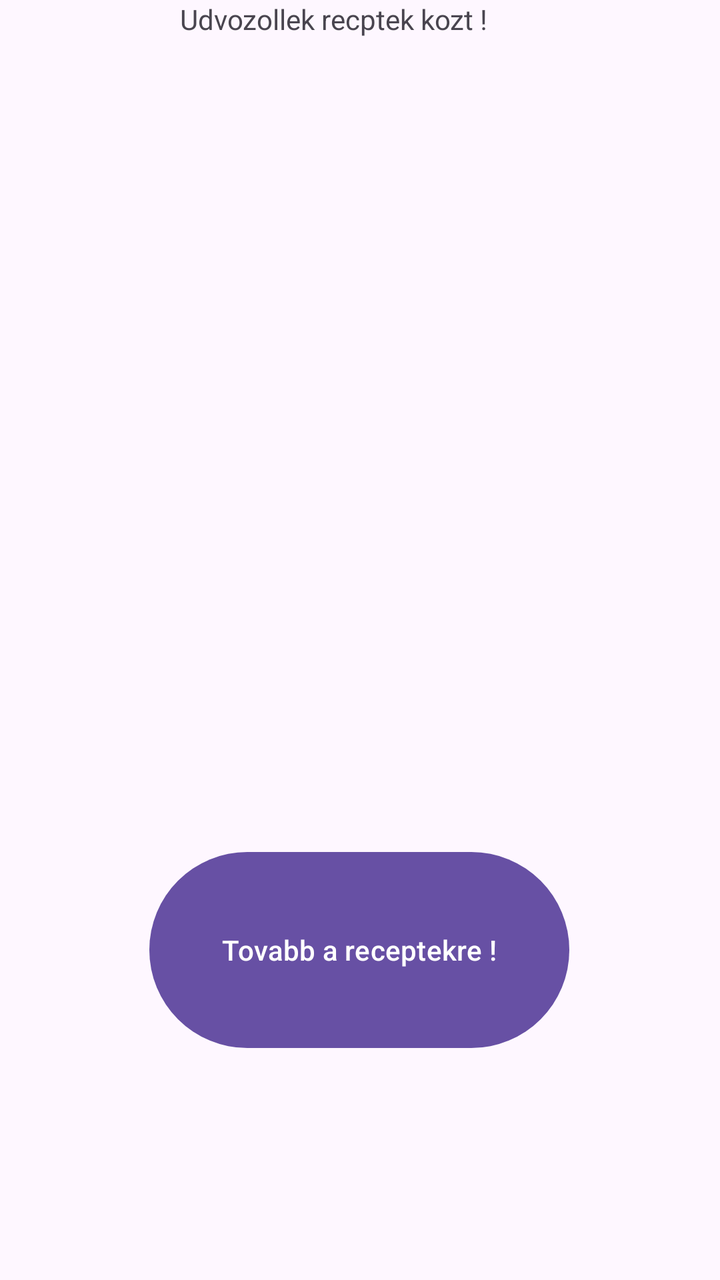
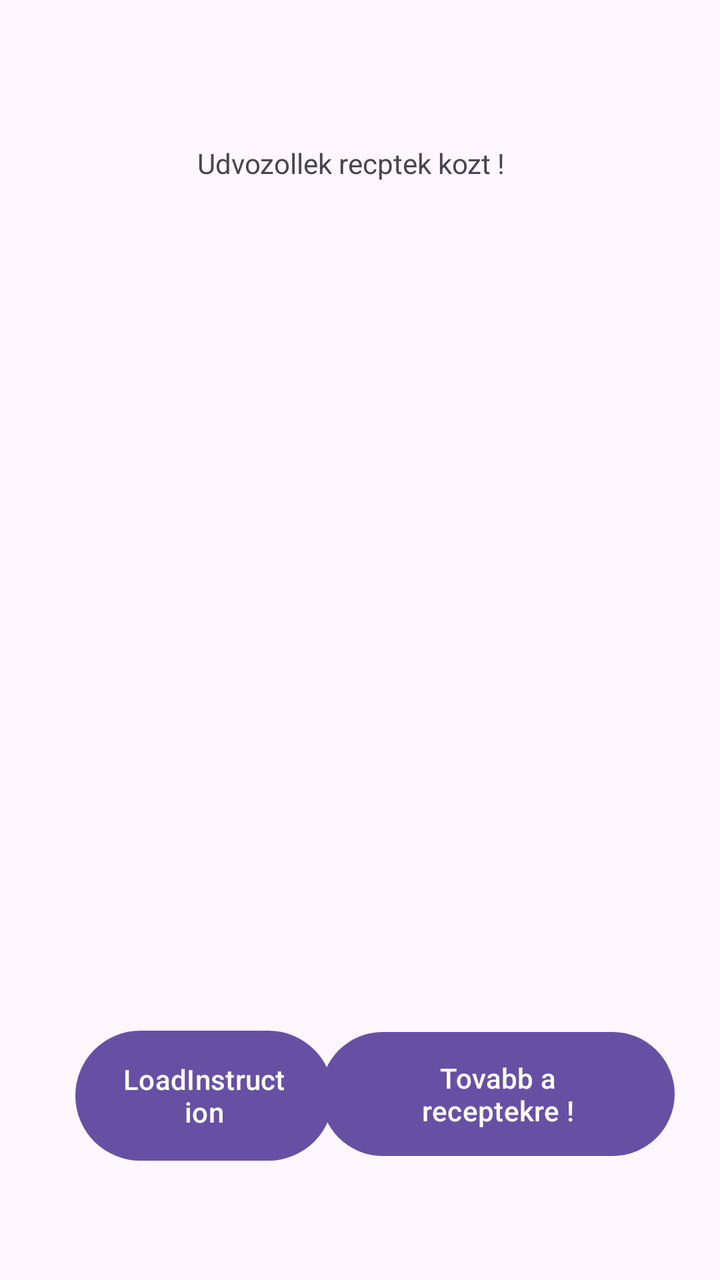

Compare the two renders of this Android layout. The source of the first and the diff that turns it into the second are given below.
<!-- AndroidManifest.xml: application theme Theme.RecipesApp -->
<!-- res/layout/fragment_recipes.xml -->
<?xml version="1.0" encoding="utf-8"?>
<androidx.constraintlayout.widget.ConstraintLayout xmlns:android="http://schemas.android.com/apk/res/android"
    xmlns:app="http://schemas.android.com/apk/res-auto"
    xmlns:tools="http://schemas.android.com/tools"
    android:layout_width="match_parent"
    android:layout_height="match_parent"
    tools:context=".ui.recipes.RecipesFragment">


    <TextView

        android:layout_width="180dp"
        android:layout_height="81dp"
        android:text="@string/reciptWelcome"
        app:layout_constraintEnd_toEndOf="parent"
        app:layout_constraintStart_toStartOf="parent"
        app:layout_constraintTop_toTopOf="parent" />

    <Button
        android:id="@+id/recipesRecipesDetailID"
        android:layout_width="210dp"
        android:layout_height="106dp"
        android:layout_marginBottom="112dp"
        android:text="@string/goToRecipes"
        app:layout_constraintBottom_toBottomOf="parent"
        app:layout_constraintEnd_toEndOf="parent"
        app:layout_constraintHorizontal_bias="0.497"
        app:layout_constraintStart_toStartOf="parent" />

</androidx.constraintlayout.widget.ConstraintLayout>
<!-- resources referenced by this layout -->
<resources>
  <string name="goToRecipes">Tovabb a receptekre  !</string>
  <string name="reciptWelcome">Udvozollek recptek kozt  !</string>
  <style name="Theme.RecipesApp" parent="Base.Theme.RecipesApp" />
  <style name="Base.Theme.RecipesApp" parent="Theme.Material3.DayNight.NoActionBar">
          
          
      </style>
</resources>

<!-- the commit's change to res/layout/fragment_recipes.xml (unified diff, before → after) -->
@@ -11,20 +11,35 @@
 
         android:layout_width="180dp"
         android:layout_height="81dp"
+        android:layout_marginTop="72dp"
         android:text="@string/reciptWelcome"
         app:layout_constraintEnd_toEndOf="parent"
+        app:layout_constraintHorizontal_bias="0.549"
         app:layout_constraintStart_toStartOf="parent"
         app:layout_constraintTop_toTopOf="parent" />
 
     <Button
         android:id="@+id/recipesRecipesDetailID"
-        android:layout_width="210dp"
-        android:layout_height="106dp"
-        android:layout_marginBottom="112dp"
+        android:layout_width="177dp"
+        android:layout_height="70dp"
         android:text="@string/goToRecipes"
         app:layout_constraintBottom_toBottomOf="parent"
         app:layout_constraintEnd_toEndOf="parent"
-        app:layout_constraintHorizontal_bias="0.497"
-        app:layout_constraintStart_toStartOf="parent" />
+        app:layout_constraintHorizontal_bias="0.876"
+        app:layout_constraintStart_toStartOf="parent"
+        app:layout_constraintTop_toTopOf="parent"
+        app:layout_constraintVertical_bias="0.898" />
+
+    <Button
+        android:id="@+id/recipesLoadInstruction"
+        android:layout_width="129dp"
+        android:layout_height="73dp"
+        android:text="LoadInstruction"
+        app:layout_constraintBottom_toBottomOf="parent"
+        app:layout_constraintEnd_toEndOf="parent"
+        app:layout_constraintHorizontal_bias="0.163"
+        app:layout_constraintStart_toStartOf="parent"
+        app:layout_constraintTop_toTopOf="parent"
+        app:layout_constraintVertical_bias="0.902" />
 
 </androidx.constraintlayout.widget.ConstraintLayout>
